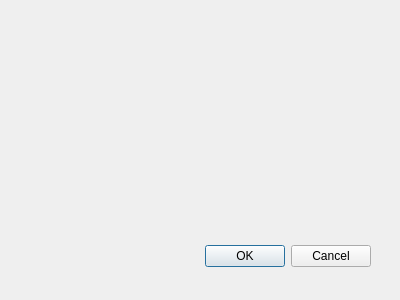
Before: the Qt Designer form raceeditdialog.ui in rkibria/NwnCharGen, drawn with Qt 5.
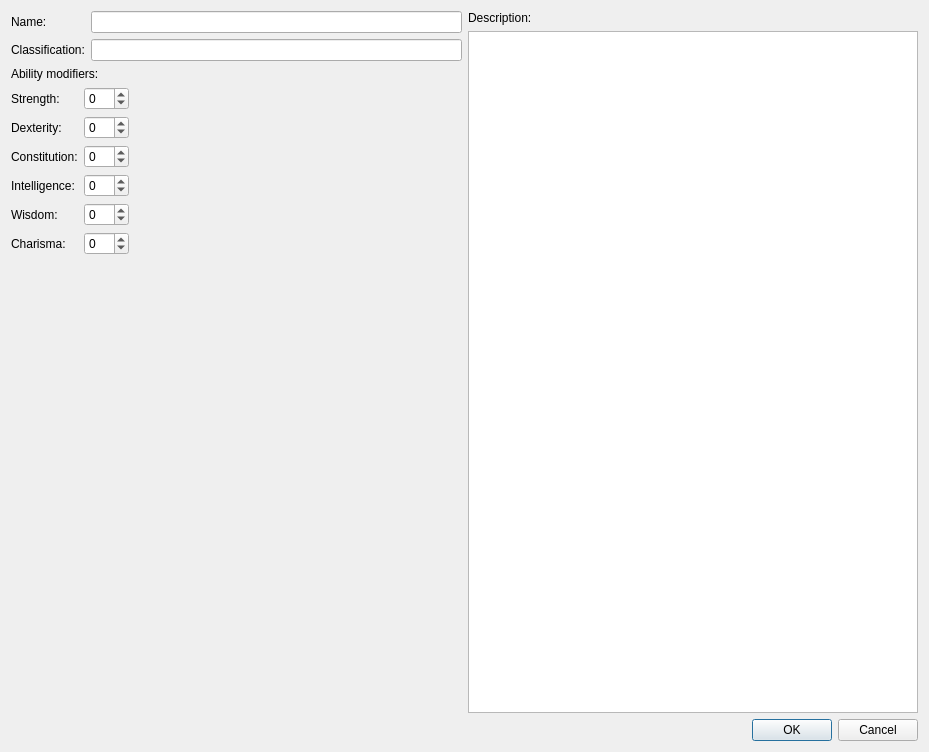
After: the same form once the commit is applied.

Commit message: Init race edit dialog from rules

```diff
--- a/raceeditdialog.ui
+++ b/raceeditdialog.ui
@@ -8,29 +8,289 @@
    <rect>
     <x>0</x>
     <y>0</y>
-    <width>400</width>
-    <height>300</height>
+    <width>929</width>
+    <height>752</height>
    </rect>
   </property>
   <property name="windowTitle">
    <string>Dialog</string>
   </property>
-  <widget class="QDialogButtonBox" name="buttonBox">
-   <property name="geometry">
-    <rect>
-     <x>30</x>
-     <y>240</y>
-     <width>341</width>
-     <height>32</height>
-    </rect>
-   </property>
-   <property name="orientation">
-    <enum>Qt::Horizontal</enum>
-   </property>
-   <property name="standardButtons">
-    <set>QDialogButtonBox::Cancel|QDialogButtonBox::Ok</set>
-   </property>
-  </widget>
+  <layout class="QGridLayout" name="gridLayout">
+   <item row="0" column="0">
+    <layout class="QVBoxLayout" name="verticalLayout_4">
+     <item>
+      <layout class="QHBoxLayout" name="horizontalLayout">
+       <item>
+        <layout class="QVBoxLayout" name="verticalLayout_3">
+         <item>
+          <layout class="QFormLayout" name="formLayout">
+           <item row="0" column="0">
+            <widget class="QLabel" name="label">
+             <property name="text">
+              <string>Name:</string>
+             </property>
+            </widget>
+           </item>
+           <item row="0" column="1">
+            <widget class="QLineEdit" name="lineEditName"/>
+           </item>
+           <item row="1" column="0">
+            <widget class="QLabel" name="label_2">
+             <property name="text">
+              <string>Classification:</string>
+             </property>
+            </widget>
+           </item>
+           <item row="1" column="1">
+            <widget class="QLineEdit" name="lineEditClassification"/>
+           </item>
+          </layout>
+         </item>
+         <item>
+          <layout class="QVBoxLayout" name="verticalLayout_2">
+           <item>
+            <widget class="QLabel" name="label_3">
+             <property name="text">
+              <string>Ability modifiers:</string>
+             </property>
+            </widget>
+           </item>
+           <item>
+            <layout class="QFormLayout" name="formLayoutAbilities">
+             <item row="0" column="0">
+              <widget class="QLabel" name="labelStr">
+               <property name="text">
+                <string>Strength:</string>
+               </property>
+              </widget>
+             </item>
+             <item row="0" column="1">
+              <layout class="QHBoxLayout" name="horizontalLayoutStr">
+               <item>
+                <widget class="QSpinBox" name="spinBoxStr">
+                 <property name="minimum">
+                  <number>-99</number>
+                 </property>
+                </widget>
+               </item>
+               <item>
+                <spacer name="horizontalSpacer_2">
+                 <property name="orientation">
+                  <enum>Qt::Horizontal</enum>
+                 </property>
+                 <property name="sizeHint" stdset="0">
+                  <size>
+                   <width>40</width>
+                   <height>20</height>
+                  </size>
+                 </property>
+                </spacer>
+               </item>
+              </layout>
+             </item>
+             <item row="1" column="0">
+              <widget class="QLabel" name="labelDex">
+               <property name="text">
+                <string>Dexterity:</string>
+               </property>
+              </widget>
+             </item>
+             <item row="1" column="1">
+              <layout class="QHBoxLayout" name="horizontalLayoutDex">
+               <item>
+                <widget class="QSpinBox" name="spinBoxDex">
+                 <property name="minimum">
+                  <number>-99</number>
+                 </property>
+                </widget>
+               </item>
+               <item>
+                <spacer name="horizontalSpacer_3">
+                 <property name="orientation">
+                  <enum>Qt::Horizontal</enum>
+                 </property>
+                 <property name="sizeHint" stdset="0">
+                  <size>
+                   <width>40</width>
+                   <height>20</height>
+                  </size>
+                 </property>
+                </spacer>
+               </item>
+              </layout>
+             </item>
+             <item row="2" column="0">
+              <widget class="QLabel" name="labelCon">
+               <property name="text">
+                <string>Constitution:</string>
+               </property>
+              </widget>
+             </item>
+             <item row="2" column="1">
+              <layout class="QHBoxLayout" name="horizontalLayoutStr_2">
+               <item>
+                <widget class="QSpinBox" name="spinBoxCon">
+                 <property name="minimum">
+                  <number>-99</number>
+                 </property>
+                </widget>
+               </item>
+               <item>
+                <spacer name="horizontalSpacer_5">
+                 <property name="orientation">
+                  <enum>Qt::Horizontal</enum>
+                 </property>
+                 <property name="sizeHint" stdset="0">
+                  <size>
+                   <width>40</width>
+                   <height>20</height>
+                  </size>
+                 </property>
+                </spacer>
+               </item>
+              </layout>
+             </item>
+             <item row="3" column="0">
+              <widget class="QLabel" name="label_5">
+               <property name="text">
+                <string>Intelligence:</string>
+               </property>
+              </widget>
+             </item>
+             <item row="3" column="1">
+              <layout class="QHBoxLayout" name="horizontalLayoutStr_3">
+               <item>
+                <widget class="QSpinBox" name="spinBoxInt">
+                 <property name="minimum">
+                  <number>-99</number>
+                 </property>
+                </widget>
+               </item>
+               <item>
+                <spacer name="horizontalSpacer_6">
+                 <property name="orientation">
+                  <enum>Qt::Horizontal</enum>
+                 </property>
+                 <property name="sizeHint" stdset="0">
+                  <size>
+                   <width>40</width>
+                   <height>20</height>
+                  </size>
+                 </property>
+                </spacer>
+               </item>
+              </layout>
+             </item>
+             <item row="4" column="0">
+              <widget class="QLabel" name="label_6">
+               <property name="text">
+                <string>Wisdom:</string>
+               </property>
+              </widget>
+             </item>
+             <item row="4" column="1">
+              <layout class="QHBoxLayout" name="horizontalLayoutStr_4">
+               <item>
+                <widget class="QSpinBox" name="spinBoxWis">
+                 <property name="minimum">
+                  <number>-99</number>
+                 </property>
+                </widget>
+               </item>
+               <item>
+                <spacer name="horizontalSpacer_7">
+                 <property name="orientation">
+                  <enum>Qt::Horizontal</enum>
+                 </property>
+                 <property name="sizeHint" stdset="0">
+                  <size>
+                   <width>40</width>
+                   <height>20</height>
+                  </size>
+                 </property>
+                </spacer>
+               </item>
+              </layout>
+             </item>
+             <item row="5" column="0">
+              <widget class="QLabel" name="label_7">
+               <property name="text">
+                <string>Charisma:</string>
+               </property>
+              </widget>
+             </item>
+             <item row="5" column="1">
+              <layout class="QHBoxLayout" name="horizontalLayoutStr_5">
+               <item>
+                <widget class="QSpinBox" name="spinBoxCha">
+                 <property name="minimum">
+                  <number>-99</number>
+                 </property>
+                </widget>
+               </item>
+               <item>
+                <spacer name="horizontalSpacer_8">
+                 <property name="orientation">
+                  <enum>Qt::Horizontal</enum>
+                 </property>
+                 <property name="sizeHint" stdset="0">
+                  <size>
+                   <width>40</width>
+                   <height>20</height>
+                  </size>
+                 </property>
+                </spacer>
+               </item>
+              </layout>
+             </item>
+             <item row="6" column="1">
+              <spacer name="verticalSpacer">
+               <property name="orientation">
+                <enum>Qt::Vertical</enum>
+               </property>
+               <property name="sizeHint" stdset="0">
+                <size>
+                 <width>20</width>
+                 <height>40</height>
+                </size>
+               </property>
+              </spacer>
+             </item>
+            </layout>
+           </item>
+          </layout>
+         </item>
+        </layout>
+       </item>
+       <item>
+        <layout class="QVBoxLayout" name="verticalLayout">
+         <item>
+          <widget class="QLabel" name="label_4">
+           <property name="text">
+            <string>Description:</string>
+           </property>
+          </widget>
+         </item>
+         <item>
+          <widget class="QTextEdit" name="textEditDescription"/>
+         </item>
+        </layout>
+       </item>
+      </layout>
+     </item>
+     <item>
+      <widget class="QDialogButtonBox" name="buttonBox">
+       <property name="orientation">
+        <enum>Qt::Horizontal</enum>
+       </property>
+       <property name="standardButtons">
+        <set>QDialogButtonBox::Cancel|QDialogButtonBox::Ok</set>
+       </property>
+      </widget>
+     </item>
+    </layout>
+   </item>
+  </layout>
  </widget>
  <pixmapfunction/>
  <resources/>
```
Left out of the diff: 5 changed lines with no effect on the pictures. The commit also changes 3 other files.
